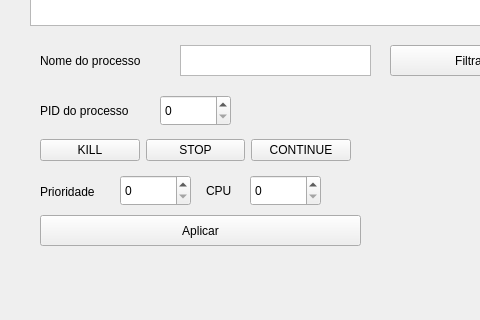
Enricoufrn/SysMonitor, file mainwindow.ui: the form before one commit; both pictures show x 0 to 480 and y 455 to 775 of the 1207 by 775 pixel window.
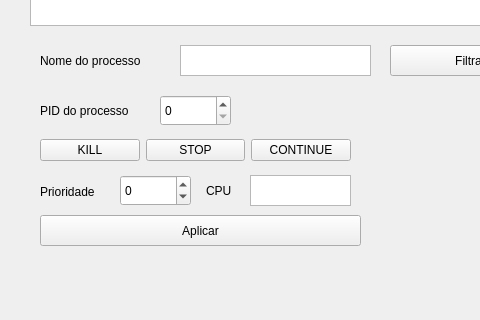
The form after the commit.

```diff
--- a/mainwindow.ui
+++ b/mainwindow.ui
@@ -83,16 +83,6 @@
      <string>Aplicar</string>
     </property>
    </widget>
-   <widget class="QSpinBox" name="cpu">
-    <property name="geometry">
-     <rect>
-      <x>250</x>
-      <y>630</y>
-      <width>71</width>
-      <height>31</height>
-     </rect>
-    </property>
-   </widget>
    <widget class="QSpinBox" name="pidProcess">
     <property name="geometry">
      <rect>
@@ -112,6 +102,12 @@
       <height>31</height>
      </rect>
     </property>
+    <property name="minimum">
+     <number>-20</number>
+    </property>
+    <property name="maximum">
+     <number>19</number>
+    </property>
    </widget>
    <widget class="QTextEdit" name="processName">
     <property name="geometry">
@@ -167,7 +163,7 @@
      <rect>
       <x>206</x>
       <y>630</y>
-      <width>91</width>
+      <width>41</width>
       <height>31</height>
      </rect>
     </property>
@@ -175,6 +171,16 @@
      <string>CPU</string>
     </property>
    </widget>
+   <widget class="QTextEdit" name="cpu">
+    <property name="geometry">
+     <rect>
+      <x>250</x>
+      <y>630</y>
+      <width>101</width>
+      <height>31</height>
+     </rect>
+    </property>
+   </widget>
   </widget>
   <widget class="QMenuBar" name="menubar">
    <property name="geometry">
```
Left out of the diff: 3 changed lines with no effect on the pictures.
